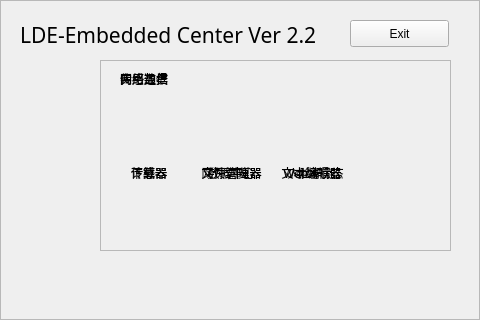
Qt form src/ldecenter/form.ui (xuzhuoyi/LDE-Embedded) before a commit.
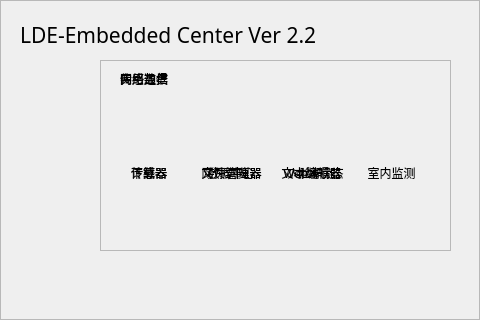
The same form after that commit. Icons and pictures are not drawn. Custom widgets are drawn as their Qt base class.

Commit message: Add HomeStatus to LdeCenter

What changed in the file:
```diff
--- a/src/ldecenter/form.ui
+++ b/src/ldecenter/form.ui
@@ -416,19 +416,6 @@
      </property>
     </widget>
    </widget>
-   <widget class="QPushButton" name="pushButton">
-    <property name="geometry">
-     <rect>
-      <x>350</x>
-      <y>20</y>
-      <width>99</width>
-      <height>27</height>
-     </rect>
-    </property>
-    <property name="text">
-     <string>Exit</string>
-    </property>
-   </widget>
    <widget class="CustomerQLabel" name="label_23">
     <property name="geometry">
      <rect>
@@ -619,6 +606,41 @@
       <set>Qt::AlignCenter</set>
      </property>
     </widget>
+    <widget class="CustomerQLabel" name="label_27">
+     <property name="geometry">
+      <rect>
+       <x>260</x>
+       <y>40</y>
+       <width>64</width>
+       <height>64</height>
+      </rect>
+     </property>
+     <property name="text">
+      <string/>
+     </property>
+     <property name="pixmap">
+      <pixmap resource="qml.qrc">:/images/Actions-go-home-icon.png</pixmap>
+     </property>
+     <property name="scaledContents">
+      <bool>true</bool>
+     </property>
+    </widget>
+    <widget class="QLabel" name="label_32">
+     <property name="geometry">
+      <rect>
+       <x>256</x>
+       <y>105</y>
+       <width>71</width>
+       <height>16</height>
+      </rect>
+     </property>
+     <property name="text">
+      <string>室内监测</string>
+     </property>
+     <property name="alignment">
+      <set>Qt::AlignCenter</set>
+     </property>
+    </widget>
    </widget>
   </widget>
  </widget>
```
The commit also changes 4 other files.
